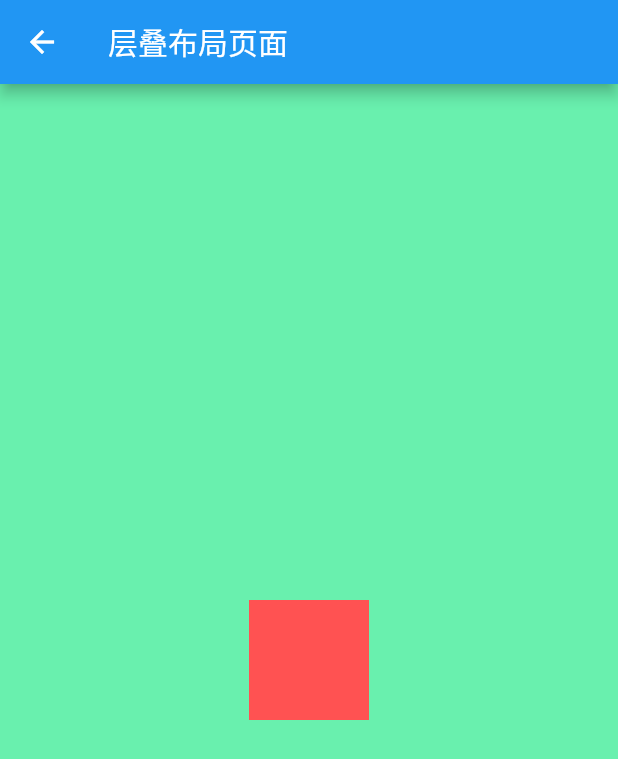
After one commit to hyy984750073/fat_cat, a Flutter app: the screen it shows after launch, after a tap on "去层叠布局页面-Wrap", on a phone screen of 412 x 824 dp. The commit adds this screen. Shown: the top 759 px of the screen. Run offline on Flutter 3.47's test engine with Material 2 defaults, Android fonts, the light colour scheme and no system bars; network calls fail.

Commit message:
层叠布局

```diff
--- /dev/null
+++ b/lib/demo/stack_view.dart
@@ -0,0 +1,75 @@
+import 'package:flutter/material.dart';
+
+class StackViewDemoPage extends StatefulWidget {
+  const StackViewDemoPage({super.key});
+
+  @override
+  State<StackViewDemoPage> createState() => _StackViewDemoPageState();
+}
+
+class _StackViewDemoPageState extends State<StackViewDemoPage> {
+  @override
+  Widget build(BuildContext context) {
+    return Scaffold(
+      appBar: AppBar(title: const Text('层叠布局页面')),
+      // Stack 类似于h5的position:fixed；  也有相对的属性
+      // body: Container(
+      //   color: Colors.black12,
+      //   width: double.infinity,
+      //   height: 150,
+      //   child: Stack(
+      //     // 相对于父元素的对齐方式
+      //     alignment: AlignmentDirectional.bottomCenter,
+      //     children: [
+      //       Container(
+      //         height: 100,
+      //         width: 100,
+      //         color: Colors.amber,
+      //       ),
+      //       Container(
+      //         height: 50,
+      //         width: 50,
+      //         color: Colors.greenAccent,
+      //       ),
+      //       Positioned(child: Container(color: Colors.redAccent,))
+      //     ],
+      //   ),
+      // ),
+      body: Stack(
+        // 相对于父元素的对齐方式
+        alignment: AlignmentDirectional.center,
+        fit: StackFit.expand, // 用于决定Positioned
+        children: [
+          Container(
+            height: 100,
+            width: 100,
+            color: Colors.amber,
+          ),
+          Container(
+            height: 100,
+            width: 50,
+            color: Colors.greenAccent,
+          ),
+          /**
+           * 若是Positioned设置了宽高，子widget将不生效
+           * 同时设置了top和bottom的话，不能再设置height
+           * 同时设置了left和right的话，不能再设置width
+           * 并且在父元素之外，超出父元素的地方将不显示
+           */
+          Positioned(
+              // top: 10,
+              // left: 10,
+              // right: 10,
+              // bottom: 10,
+              height: 80,
+              width: 80,
+              child: Container(
+                height: 200, // 不生效
+                width: 250, // 不生效
+                color: Colors.redAccent,
+              ))
+        ],
+      ),
+    );
+  }
+}
--- a/lib/pages/home.dart
+++ b/lib/pages/home.dart
@@ -58,6 +58,11 @@ class HomePage extends StatelessWidget {
                 Navigator.pushNamed(context, '/wrap-view');
               },
               child: const Text('去流式布局页面-Wrap')),
+          TextButton(
+              onPressed: () {
+                Navigator.pushNamed(context, '/stack-view');
+              },
+              child: const Text('去层叠布局页面-Wrap')),
         ],
       ),
     );
--- a/lib/routes.dart
+++ b/lib/routes.dart
@@ -11,6 +11,7 @@ import './demo/widgets.dart';
 import './demo/grid_view_demo.dart';
 import './demo/long_view.dart';
 import './demo/wrap_view.dart';
+import './demo/stack_view.dart';
 
 // Map<String, Widget Function(BuildContext)> routes = {
 //   "/": (context) => HomePage(),
@@ -27,6 +28,7 @@ Map routes = {
   '/grid-view': (context) => const GridViewDemoPage(),
   '/long-view': (context) => const LongViewDemoPage(),
   '/wrap-view': (context) => const WrapViewDemoPage(),
+  '/stack-view': (context) => const StackViewDemoPage(),
 };
 
 // 固定写法
```
